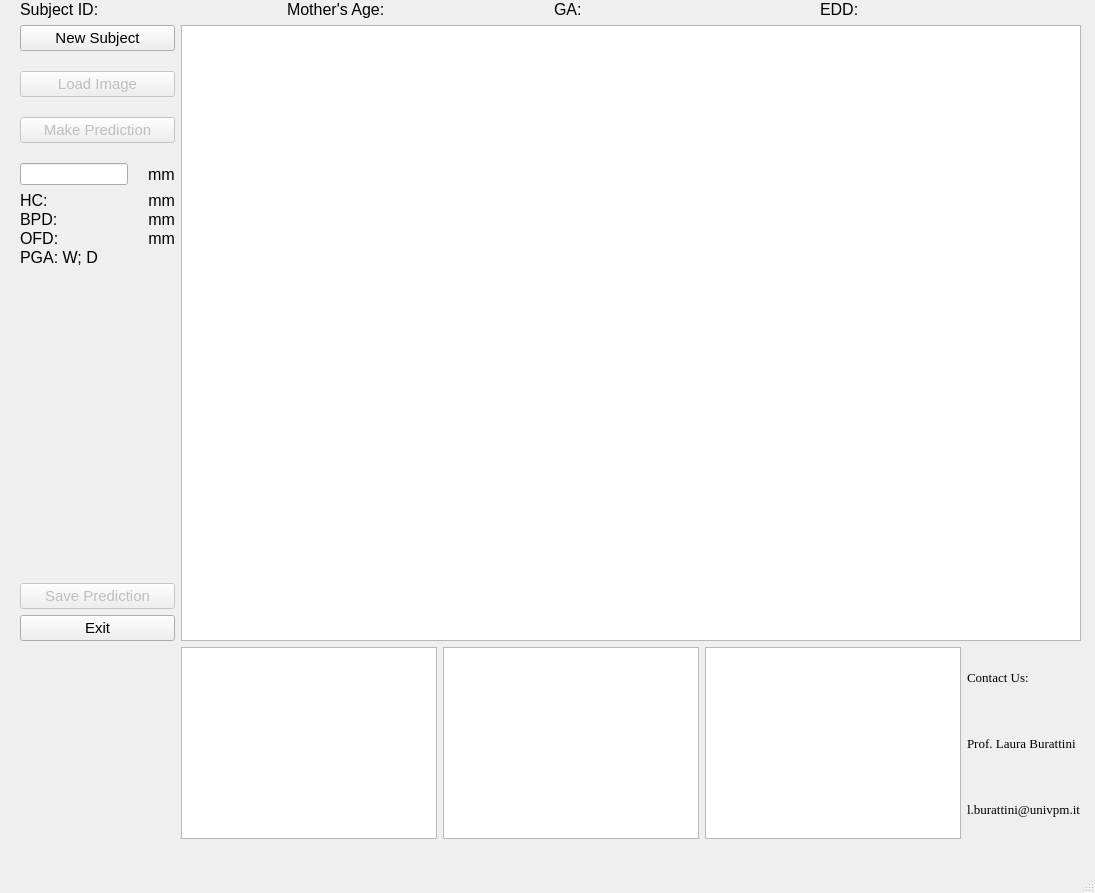
The window that form.ui (BME-Jafar/FetalBio-AI) describes before a commit, drawn with Qt 5.
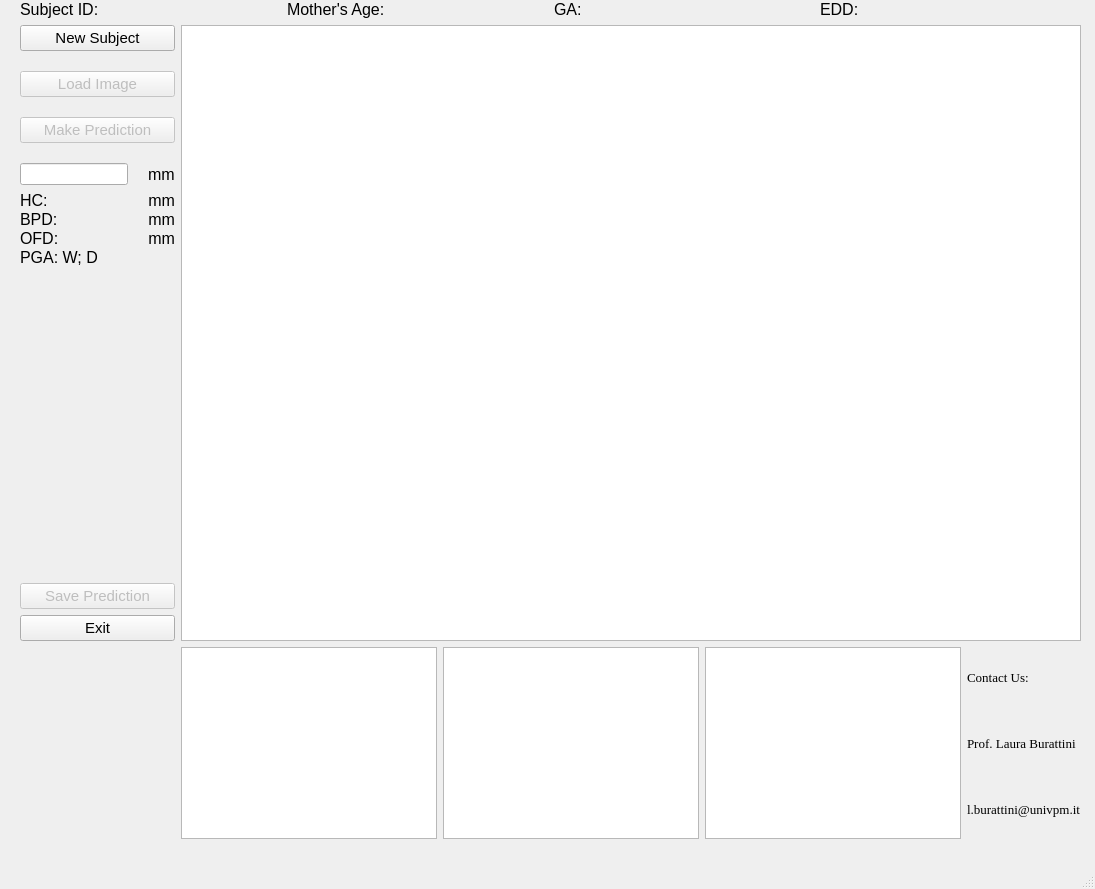
The same window after the commit.

The edit to the form file:
```diff
--- a/form.ui
+++ b/form.ui
@@ -7,11 +7,11 @@
     <x>0</x>
     <y>0</y>
     <width>1095</width>
-    <height>893</height>
+    <height>889</height>
    </rect>
   </property>
   <property name="sizePolicy">
-   <sizepolicy hsizetype="Maximum" vsizetype="Maximum">
+   <sizepolicy hsizetype="Minimum" vsizetype="Minimum">
     <horstretch>0</horstretch>
     <verstretch>0</verstretch>
    </sizepolicy>
```
